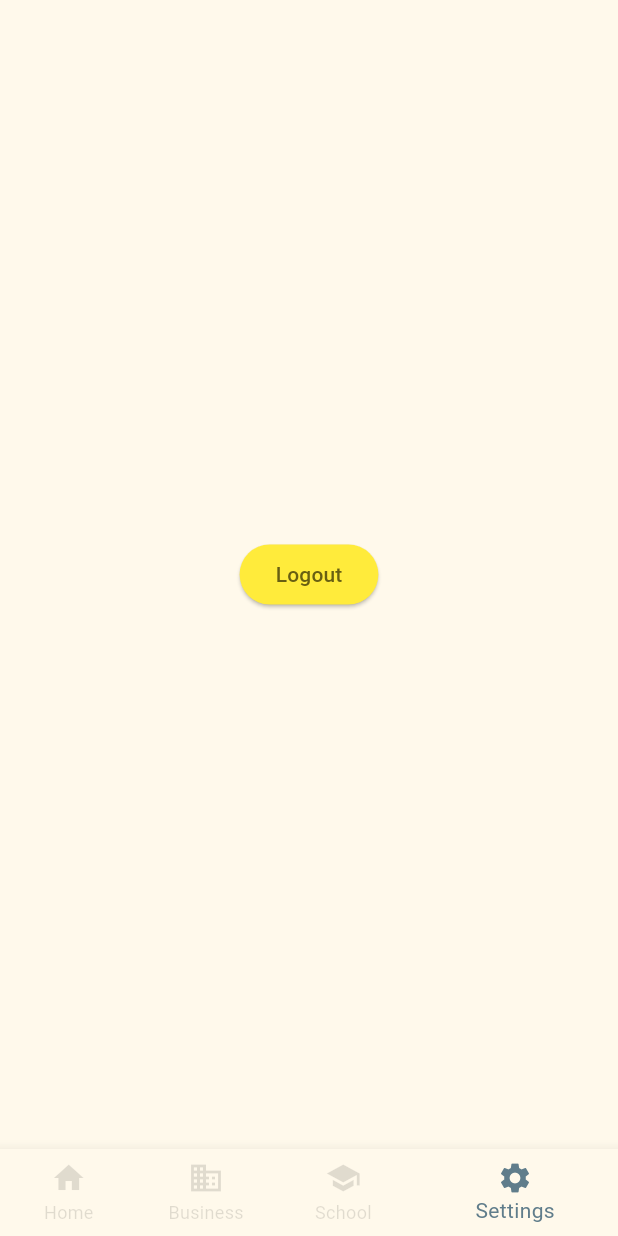
After one commit to zhenguet/Flutter, a Flutter app: the MainNavigation screen opened by its route, item 4 of the bottom bar chosen, on a phone screen of 412 x 824 dp. The commit adds this screen. Run offline on Flutter 3.47's test engine with Material 3 defaults, Android fonts, the phone set to English and light mode, and no system bars; our stand-ins replace go_router; missing offline and left inert: window_size.

Commit message:
Update navigation

```diff
--- a/lib/main.dart
+++ b/lib/main.dart
@@ -7,9 +7,10 @@ import 'package:provider/provider.dart';
 import 'package:zutter/common/theme.dart';
 import 'package:zutter/models/cart.dart';
 import 'package:zutter/models/catalog.dart';
-import 'package:zutter/screens/cart.dart';
-import 'package:zutter/screens/catalog.dart';
-import 'package:zutter/screens/login.dart';
+import 'package:zutter/navigatinos/MainNavigation.dart';
+import 'package:zutter/screens/catalog/cart.dart';
+import 'package:zutter/screens/catalog/catalog.dart';
+import 'package:zutter/screens/login/login.dart';
 import 'package:window_size/window_size.dart';
 
 void main() {
@@ -43,6 +44,10 @@ GoRouter router() {
       GoRoute(
         path: '/login',
         builder: (context, state) => const LoginScreen(),
+      ),
+      GoRoute(
+        path: '/main',
+        builder: (context, state) => const MainNavigation(),
       ),
       GoRoute(
         path: '/catalog',
--- /dev/null
+++ b/lib/navigatinos/MainNavigation.dart
@@ -0,0 +1,68 @@
+import 'package:flutter/material.dart';
+import 'package:zutter/screens/catalog/catalog.dart';
+import 'package:zutter/screens/settings/settings.dart';
+
+class MainNavigation extends StatefulWidget {
+  const MainNavigation({super.key});
+
+  @override
+  State<MainNavigation> createState() => _NavigationState();
+}
+
+class _NavigationState extends State<MainNavigation> {
+  int _selectedIndex = 0;
+  static const TextStyle optionStyle =
+      TextStyle(fontSize: 30, fontWeight: FontWeight.bold);
+  static const List<Widget> _widgetOptions = <Widget>[
+    MyCatalog(),
+    Text(
+      'Index 1: Business',
+      style: optionStyle,
+    ),
+    Text(
+      'Index 2: School',
+      style: optionStyle,
+    ),
+    Settings(),
+  ];
+
+  void _onItemTapped(int index) {
+    setState(() {
+      _selectedIndex = index;
+    });
+  }
+
+  @override
+  Widget build(BuildContext context) {
+    return Scaffold(
+      body: Center(
+        child: _widgetOptions.elementAt(_selectedIndex),
+      ),
+      bottomNavigationBar: BottomNavigationBar(
+        items: const <BottomNavigationBarItem>[
+          BottomNavigationBarItem(
+            icon: Icon(Icons.home),
+            label: 'Home',
+          ),
+          BottomNavigationBarItem(
+            icon: Icon(Icons.business),
+            label: 'Business',
+          ),
+          BottomNavigationBarItem(
+            icon: Icon(Icons.school),
+            label: 'School',
+          ),
+          BottomNavigationBarItem(
+            icon: Icon(Icons.settings),
+            label: 'Settings',
+          ),
+        ],
+        currentIndex: _selectedIndex,
+        selectedItemColor: Colors.blueGrey,
+        unselectedItemColor: Colors.black12,
+        showUnselectedLabels: true,
+        onTap: _onItemTapped,
+      ),
+    );
+  }
+}
--- a/lib/screens/login.dart
+++ b/lib/screens/login/login.dart
@@ -60,7 +60,7 @@ class LoginFormState extends State<LoginScreen> {
                     ScaffoldMessenger.of(context).showSnackBar(
                       const SnackBar(content: Text('Login success!')),
                     );
-                    context.pushReplacement('/catalog');
+                    context.pushReplacement('/main');
                   }
                 },
                 style: ElevatedButton.styleFrom(
--- /dev/null
+++ b/lib/screens/settings/settings.dart
@@ -0,0 +1,26 @@
+import 'package:flutter/material.dart';
+import 'package:go_router/go_router.dart';
+
+class Settings extends StatefulWidget {
+  const Settings({Key? key}) : super(key: key);
+
+  @override
+  _SettingsState createState() => _SettingsState();
+}
+
+class _SettingsState extends State<Settings> {
+  @override
+  Widget build(BuildContext context) {
+    return Container(
+      child: ElevatedButton(
+        onPressed: () {
+          context.pushReplacement('/login');
+        },
+        style: ElevatedButton.styleFrom(
+          backgroundColor: Colors.yellow,
+        ),
+        child: const Text('Logout'),
+      ),
+    );
+  }
+}
```
Also changed, not shown: lib/screens/catalog/cart.dart (renamed from lib/screens/cart.dart), lib/screens/catalog/catalog.dart (renamed from lib/screens/catalog.dart).
